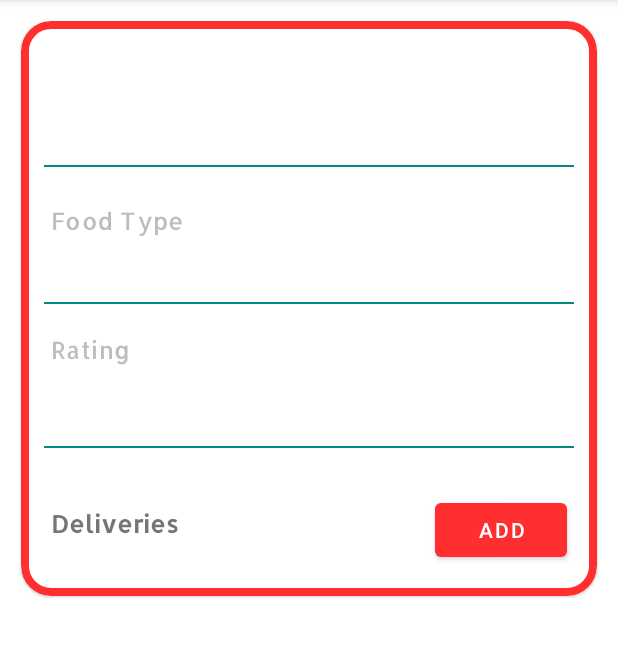
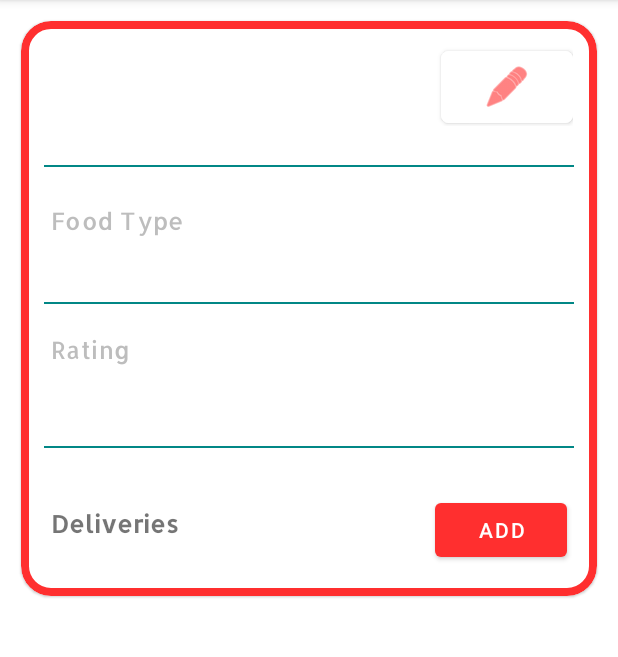
Before and after one commit to JaviAlonsoH/AppRestaurant, an Android app: the fragment RestaurantDetailFragment placed in its activity, on a phone screen of 412 x 824 dp, the part 84-741 px from its top. Run offline under Robolectric (Android 15) with nearby library versions, the phone set to English and light mode, and no system bars; our stand-ins replace Room's generated code; 8 statements that could not run were skipped.

Commit message:
Update restaurant working

```diff
--- a/app/src/main/java/com/example/apprestaurant/db/RestaurantDao.kt
+++ b/app/src/main/java/com/example/apprestaurant/db/RestaurantDao.kt
@@ -18,6 +18,15 @@ interface RestaurantDAO {
     @Insert(onConflict = OnConflictStrategy.REPLACE)
     fun addRest(restsEntities: RestaurantEntity)
 
+    @Insert(onConflict = OnConflictStrategy.REPLACE)
+    fun addRests(restsEntities: List<RestaurantEntity>)
+
+    @Update(entity = RestaurantEntity::class)
+    fun updateRestaurant(restaurantEntity: RestaurantEntity)
+
+    @Update
+    fun updateRestaurants(restaurantEntities: List<RestaurantEntity>)
+
     @Delete
     fun deleteRest(restEntity: RestaurantEntity)
 
--- a/app/src/main/res/layout/fragment_restaurant_detail.xml
+++ b/app/src/main/res/layout/fragment_restaurant_detail.xml
@@ -29,7 +29,7 @@
                 <LinearLayout
                     android:layout_width="match_parent"
                     android:layout_height="wrap_content"
-                    android:orientation="horizontal"
+                    android:orientation="vertical"
                     android:padding="16sp">
 
                     <TextView
@@ -42,6 +42,25 @@
                         android:textAppearance="?attr/textAppearanceHeadline4"
                         android:textColor="@color/black">
                     </TextView>
+
+                    <com.google.android.material.button.MaterialButton
+                        android:id="@+id/btn_edit_restaurant"
+                        android:layout_width="wrap_content"
+                        android:layout_height="wrap_content"
+                        android:insetLeft="0dp"
+                        android:insetBottom="0dp"
+                        android:insetRight="0dp"
+                        android:insetTop="0dp"
+                        app:iconPadding="0dp"
+                        app:cornerRadius="5dp"
+                        android:layout_gravity="end"
+                        app:iconGravity="textStart"
+                        android:layout_marginTop="-50sp"
+                        app:icon="@android:drawable/ic_menu_edit"
+                        app:iconTint="@color/red"
+                        android:backgroundTint="@color/white">
+
+                    </com.google.android.material.button.MaterialButton>
 
                 </LinearLayout>
 
--- a/app/src/main/res/navigation/nav_graph.xml
+++ b/app/src/main/res/navigation/nav_graph.xml
@@ -37,6 +37,9 @@
         <argument
             android:name="restId"
             app:argType="integer" />
+        <action
+            android:id="@+id/detailToEdit"
+            app:destination="@id/editRestaurantFragment" />
     </fragment>
     <fragment
         android:id="@+id/addRestaurantFragment"
@@ -59,4 +62,19 @@
             android:name="idRestaurant"
             app:argType="integer" />
     </fragment>
+    <fragment
+        android:id="@+id/editRestaurantFragment"
+        android:name="com.example.apprestaurant.ui.restaurantUI.EditRestaurantFragment"
+        android:label="fragment_edit_restaurant"
+        tools:layout="@layout/fragment_edit_restaurant" >
+        <argument
+            android:name="restId"
+            app:argType="integer" />
+        <argument
+            android:name="name"
+            app:argType="string" />
+        <action
+            android:id="@+id/editToDetail"
+            app:destination="@id/restaurantDetailFragment" />
+    </fragment>
 </navigation>
```
Also changed, not shown: app/src/main/java/com/example/apprestaurant/db/entities/RestaurantEntity.kt (+7 -0 lines), app/src/main/java/com/example/apprestaurant/ui/restaurantUI/AddRestaurantFragment.kt (+23 -8 lines), app/src/main/java/com/example/apprestaurant/ui/restaurantUI/EditRestaurantFragment.kt (added, +66 -0 lines), app/src/main/java/com/example/apprestaurant/ui/restaurantUI/RestaurantDetailFragment.kt (+8 -0 lines), app/src/main/java/com/example/apprestaurant/ui/restaurantUI/deliveryUI/AddDeliveryFragment.kt (+29 -12 lines), app/src/main/res/layout/fragment_edit_restaurant.xml (added, +115 -0 lines).
